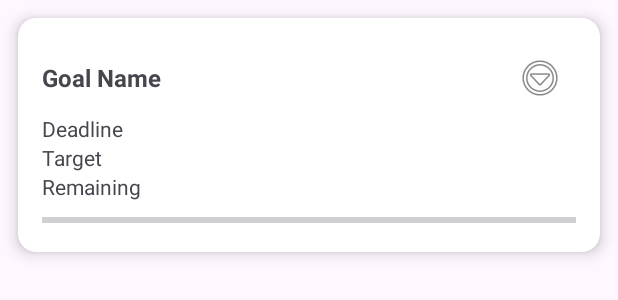
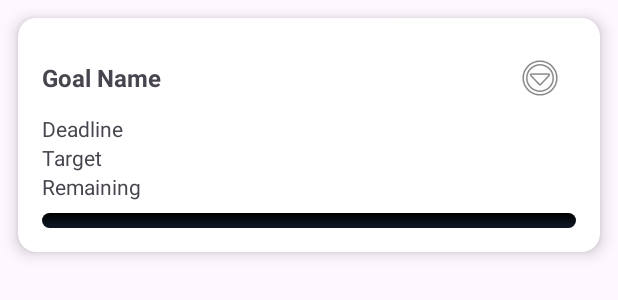
Before and after one commit to BrianFigueroa914/NewBudgetApp, an Android app: the layout item_savings_goal.xml on its own in the app's theme, with its tools: preview values and no code run, on a phone screen of 412 x 824 dp. Shown: the top 300 px of the screen. Run offline under Robolectric (Android 15) with nearby library versions, the phone set to English and light mode, and no system bars.

Commit message:
savings Card completed

```diff
--- a/app/src/main/res/layout/item_savings_goal.xml
+++ b/app/src/main/res/layout/item_savings_goal.xml
@@ -24,7 +24,7 @@
                 android:layout_width="0dp"
                 android:layout_height="wrap_content"
                 android:layout_weight="1"
-                android:text="Goal Name"
+                android:text="@string/goal_name"
                 android:textStyle="bold"
                 android:textSize="16sp" />
 
@@ -33,7 +33,7 @@
                 android:layout_width="wrap_content"
                 android:layout_height="wrap_content"
                 android:src="@android:drawable/ic_menu_more"
-                android:contentDescription="Options"
+                android:contentDescription="@string/options"
                 android:padding="8dp" />
         </LinearLayout>
 
@@ -41,26 +41,27 @@
             android:id="@+id/itemDeadline"
             android:layout_width="wrap_content"
             android:layout_height="wrap_content"
-            android:text="Deadline"
+            android:text="@string/deadline"
             android:textSize="14sp" />
 
         <TextView
             android:id="@+id/itemTargetAmount"
             android:layout_width="wrap_content"
             android:layout_height="wrap_content"
-            android:text="Target"
+            android:text="@string/target"
             android:textSize="14sp" />
 
         <TextView
             android:id="@+id/itemRemainingAmount"
             android:layout_width="wrap_content"
             android:layout_height="wrap_content"
-            android:text="Remaining"
+            android:text="@string/remaining"
             android:textSize="14sp" />
 
         <ProgressBar
             android:id="@+id/itemProgressBar"
             style="?android:attr/progressBarStyleHorizontal"
+            android:progressDrawable="@drawable/progress_bar_style"
             android:layout_width="match_parent"
             android:layout_height="10dp"
             android:max="100"
--- a/app/src/main/res/values/strings.xml
+++ b/app/src/main/res/values/strings.xml
@@ -35,7 +35,7 @@
     <string name="username">Username</string>
     <string name="confirm_password">Confirm Password</string>
     <string name="already_have_an_account">Already have an account?</string>
-    <string name="goal_name">Goal name</string>
+    <string name="goal_name">Goal Name</string>
     <string name="enter_goal_amount">Enter goal amount</string>
     <string name="select_deadline">Select Deadline</string>
     <string name="deadline_not_set">Deadline: Not Set</string>
@@ -47,6 +47,13 @@
     <string name="stats">Stats</string>
     <string name="menu_add_to_savings">Add to Savings</string>
     <string name="menu_delete_goal">Delete Goal</string>
+    <string name="spent">Spent</string>
+    <string name="limit">Limit</string>
+    <string name="category">Category</string>
+    <string name="options">Options</string>
+    <string name="deadline">Deadline</string>
+    <string name="target">Target</string>
+    <string name="remaining">Remaining</string>
 
 
 </resources>
```
Also changed, not shown: app/src/main/res/layout/item_budget_category.xml (+5 -4 lines).
